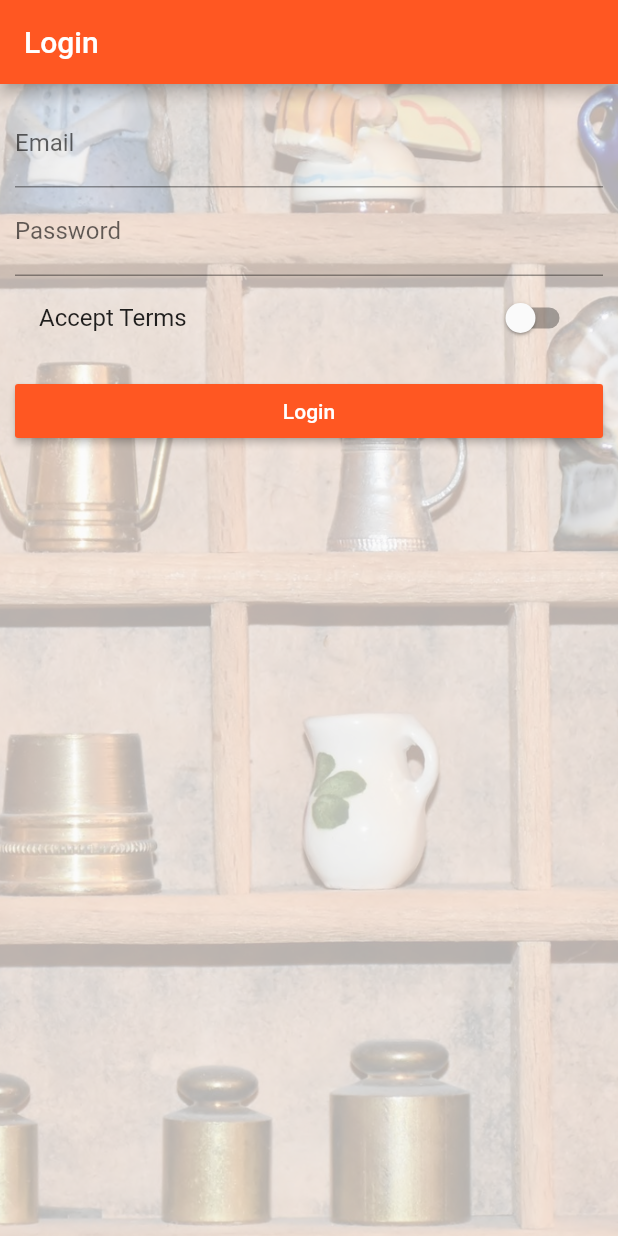
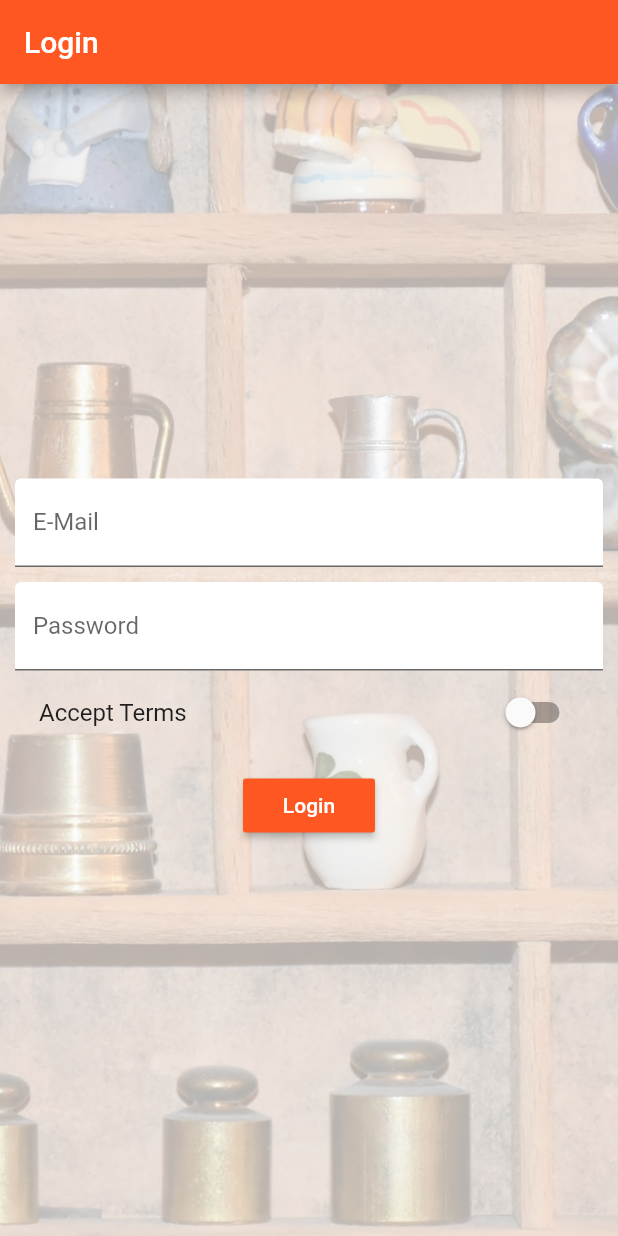
Before and after one commit to EhsanTgv/EasyList, a Flutter app: the screen it shows after launch, on a phone screen of 412 x 824 dp. Run offline on Flutter 3.47's test engine with Material 2 defaults, Android fonts, the phone set to English and light mode, and no system bars.

Commit message:
Add some decoration to Authentication page

```diff
--- a/lib/pages/authentication.dart
+++ b/lib/pages/authentication.dart
@@ -28,10 +28,15 @@ class _AuthenticationPageState extends State<AuthenticationPage> {
           ),
         ),
         padding: EdgeInsets.all(10.0),
-        child: ListView(
+        child: Center(
+          child: SingleChildScrollView(
+            child: Column(
               children: <Widget>[
                 TextField(
-              decoration: InputDecoration(labelText: "Email"),
+                  decoration: InputDecoration(
+                      labelText: "E-Mail",
+                      filled: true,
+                      fillColor: Colors.white),
                   keyboardType: TextInputType.emailAddress,
                   onChanged: (String value) {
                     setState(() {
@@ -39,8 +44,12 @@ class _AuthenticationPageState extends State<AuthenticationPage> {
                     });
                   },
                 ),
+                SizedBox(height: 10.0),
                 TextField(
-              decoration: InputDecoration(labelText: "Password"),
+                  decoration: InputDecoration(
+                      labelText: "Password",
+                      filled: true,
+                      fillColor: Colors.white),
                   obscureText: true,
                   onChanged: (String value) {
                     setState(() {
@@ -71,6 +80,8 @@ class _AuthenticationPageState extends State<AuthenticationPage> {
               ],
             ),
           ),
+        ),
+      ),
     );
   }
 }
```
Lines whose indentation alone changed are shown as unchanged.
